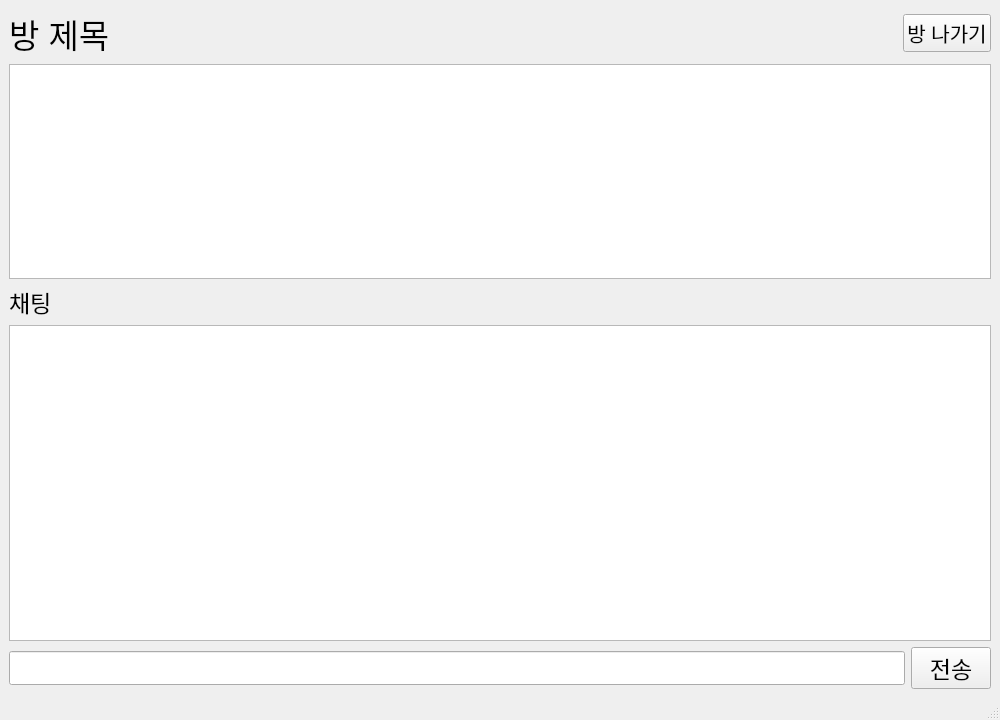
Qt form resource/room.ui (chanwoo7/ChattyChatty) before a commit.
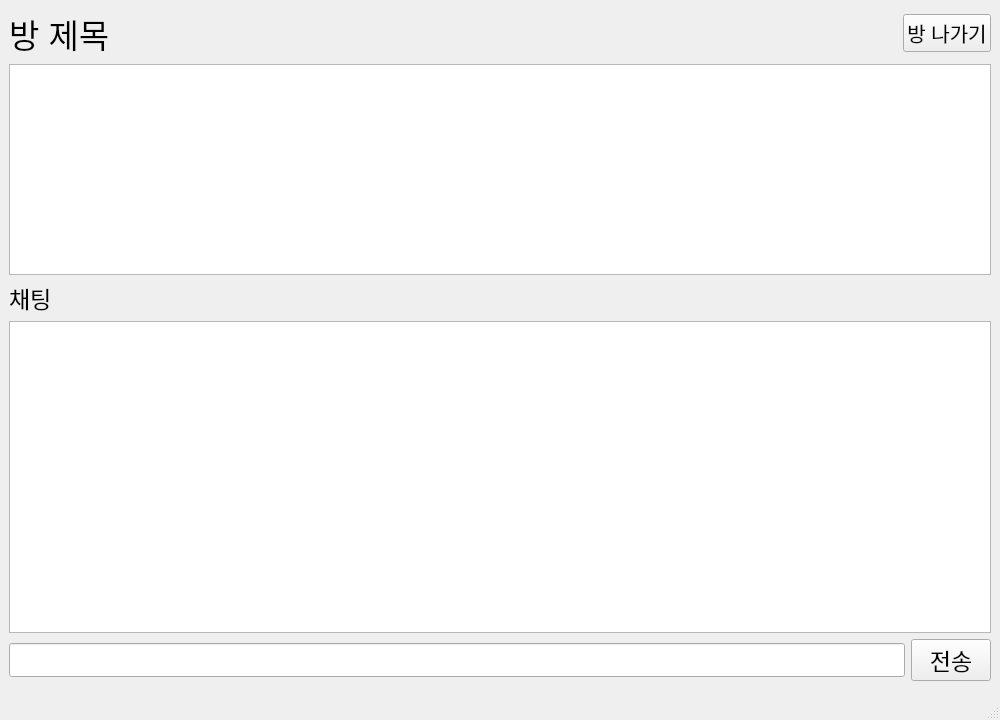
The same form after that commit.

```diff
--- a/resource/room.ui
+++ b/resource/room.ui
@@ -28,6 +28,11 @@
     <height>720</height>
    </size>
   </property>
+  <property name="font">
+   <font>
+    <pointsize>16</pointsize>
+   </font>
+  </property>
   <property name="windowTitle">
    <string>MainWindow</string>
   </property>
```
Left out of the diff: 18 changed lines with no effect on the pictures.
